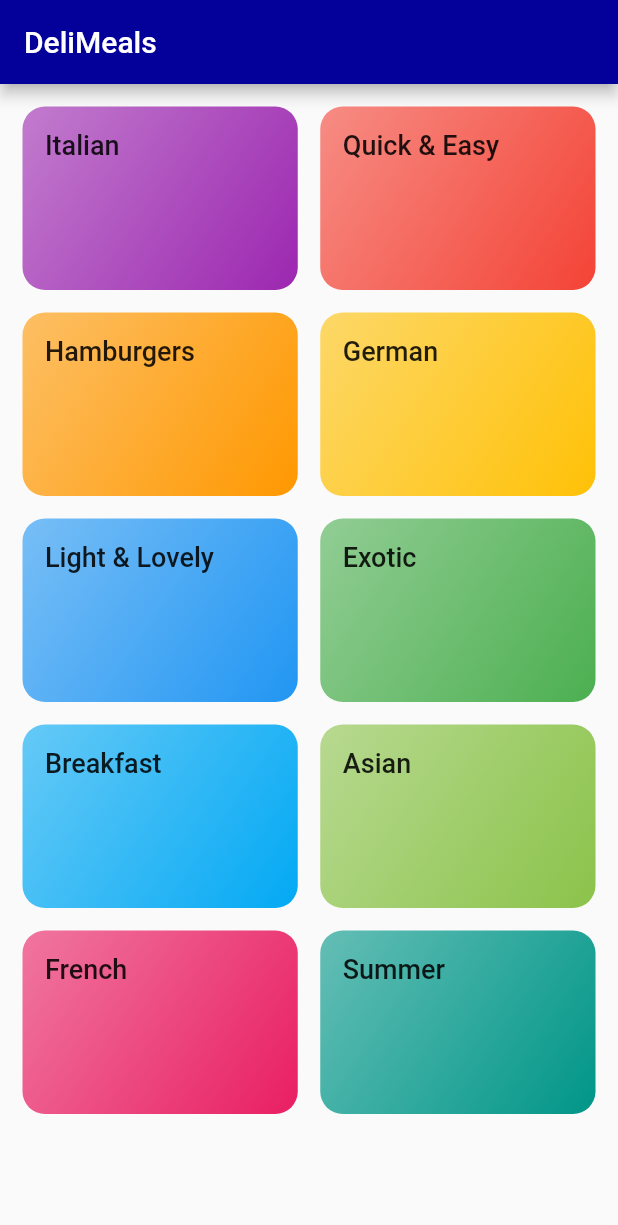
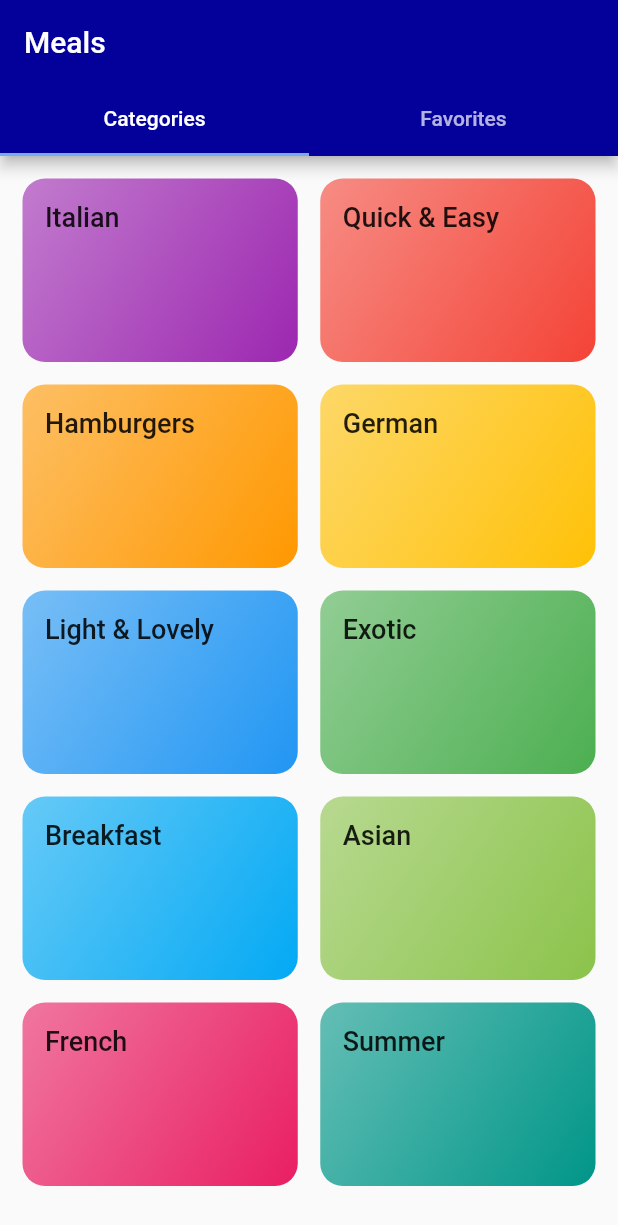
Before and after one commit to amrabdalfatah/Meal_App, a Flutter app: the screen it shows after launch, on a phone screen of 412 x 824 dp. Shown: the top 1225 px of the screen. Run offline on Flutter 3.47's test engine with Material 2 defaults, Android fonts, the phone set to English and light mode, and no system bars; Roboto replaces fonts that are missing (ReggaeOne).

```diff
--- a/lib/main.dart
+++ b/lib/main.dart
@@ -1,8 +1,8 @@
 import 'package:flutter/material.dart';
 
-import 'screens/categories_screen.dart';
 import 'screens/category_meals_screen.dart';
 import './screens/meal_detail_screen.dart';
+import './screens/tabs_screen.dart';
 
 void main() {
   runApp(MyApp());
@@ -30,7 +30,7 @@ class MyApp extends StatelessWidget {
             ),
       ),
       routes: {
-        '/': (ctx) => CategoriesScreen(),
+        '/': (ctx) => TabsScreen(),
         CategoryMealsScreen.routeName: (ctx) => CategoryMealsScreen(),
         MealDetailScreen.routeName: (ctx) => MealDetailScreen(),
       },
--- a/lib/screens/categories_screen.dart
+++ b/lib/screens/categories_screen.dart
@@ -6,11 +6,7 @@ import '../widgets/category_item.dart';
 class CategoriesScreen extends StatelessWidget {
   @override
   Widget build(BuildContext context) {
-    return Scaffold(
-      appBar: AppBar(
-        title: const Text('DeliMeals'),
-      ),
-      body: GridView(
+    return GridView(
       padding: const EdgeInsets.all(15),
       children: DUMMY_CATEGORIES
           .map(
@@ -27,7 +23,6 @@ class CategoriesScreen extends StatelessWidget {
         crossAxisSpacing: 15,
         mainAxisSpacing: 15,
       ),
-      ),
     );
   }
 }
--- /dev/null
+++ b/lib/screens/favorite_screen.dart
@@ -0,0 +1,10 @@
+import 'package:flutter/material.dart';
+
+class FavoriteScreen extends StatelessWidget {
+  @override
+  Widget build(BuildContext context) {
+    return Center(
+      child: Text('Favorite Screen'),
+    );
+  }
+}
--- /dev/null
+++ b/lib/screens/tabs_screen.dart
@@ -0,0 +1,42 @@
+import 'package:flutter/material.dart';
+import 'package:meal_app/models/category.dart';
+
+import './categories_screen.dart';
+import './favorite_screen.dart';
+
+class TabsScreen extends StatefulWidget {
+  @override
+  _TabsScreeState createState() => _TabsScreeState();
+}
+
+class _TabsScreeState extends State<TabsScreen> {
+  @override
+  Widget build(BuildContext context) {
+    return DefaultTabController(
+      length: 2,
+      child: Scaffold(
+        appBar: AppBar(
+          title: Text('Meals'),
+          bottom: TabBar(
+            tabs: [
+              Tab(
+                // icon: Icon(Icons.category),
+                text: 'Categories',
+              ),
+              Tab(
+                // icon: Icon(Icons.star),
+                text: 'Favorites',
+              ),
+            ],
+          ),
+        ),
+        body: TabBarView(
+          children: [
+            CategoriesScreen(),
+            FavoriteScreen(),
+          ],
+        ),
+      ),
+    );
+  }
+}
```
Lines whose indentation alone changed are shown as unchanged.
